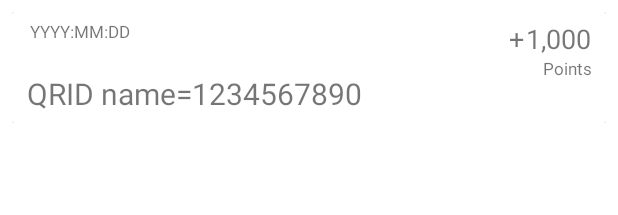
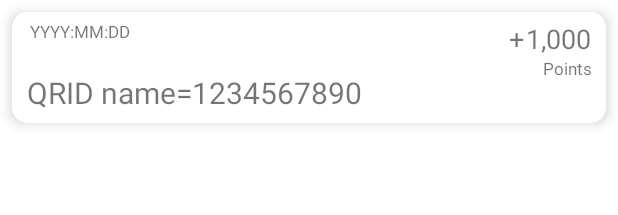
Before and after one commit to CMPUT301W23T37/sufferQR, an Android app: the layout activity_scan_history_context.xml on its own in the app's theme, with its tools: preview values and no code run, on a phone screen of 412 x 824 dp. Shown: the top 215 px of the screen. Run offline under Robolectric (Android 15) with nearby library versions, the phone set to English and light mode, and no system bars.

Commit message:
small elevction on hestory

```diff
--- a/app/src/main/java/com/example/sufferqr/QRDetailActivity.java
+++ b/app/src/main/java/com/example/sufferqr/QRDetailActivity.java
@@ -103,7 +103,7 @@ public class QRDetailActivity extends AppCompatActivity implements QRDetailLocat
     private FirebaseFirestore db;
 
     private HashMap <String,Object> data; // data that sent to collection
-    String mode,userName,QRname,QRstring; // remember some of the name setiings
+    String mode,userName,QRname,QRstring,OrginalName; // remember some of the name setiings
 
     Uri imageUri,surroundsUri; // at new mode, record local image location
 
@@ -263,6 +263,7 @@ public class QRDetailActivity extends AppCompatActivity implements QRDetailLocat
 
                         button = findViewById(R.id.qr_detail_general_elevatedButton);
                         name.setText((String)document.get("QRname"));
+                        OrginalName=(String)document.get("QRname");
                         Object pt = document.get("points");
                         points.setText(String.valueOf(pt));
                         textView.setText((String)document.get("date"));
--- a/app/src/main/java/com/example/sufferqr/ui/main/QRDetailGeneralFragment.java
+++ b/app/src/main/java/com/example/sufferqr/ui/main/QRDetailGeneralFragment.java
@@ -113,7 +113,10 @@ public class QRDetailGeneralFragment extends Fragment{
             listener.onGeneralUpdate(" ",myDate);
 
             name.setEnabled(true);
-        } else {
+        } else if (Objects.equals(mode, "modified")) {
+            name.setEnabled(true);
+        }
+        {
             name.setEnabled(false);
         }
         // when type changes sync to mainpage
--- a/app/src/main/res/layout/activity_scan_history_context.xml
+++ b/app/src/main/res/layout/activity_scan_history_context.xml
@@ -4,11 +4,18 @@
     xmlns:tools="http://schemas.android.com/tools"
     android:layout_width="match_parent"
     android:layout_height="90sp"
-    android:padding="8sp">
+    >
 
     <androidx.cardview.widget.CardView
         android:layout_width="match_parent"
         android:layout_height="match_parent"
+        app:cardElevation="5sp"
+        app:cardMaxElevation="10sp"
+        app:cardCornerRadius="10sp"
+        android:layout_marginBottom="8sp"
+        android:layout_marginTop="8sp"
+        android:layout_marginStart="8sp"
+        android:layout_marginEnd="8sp"
         >
 
         <androidx.constraintlayout.widget.ConstraintLayout
@@ -21,8 +28,9 @@
                 android:layout_height="30sp"
                 android:text="QRID name=1234567890"
                 android:textSize="20sp"
+                android:gravity="center_vertical"
                 android:layout_marginStart="10sp"
-                android:layout_marginBottom="3sp"
+                android:layout_marginBottom="5sp"
                 app:layout_constraintStart_toStartOf="parent"
                 app:layout_constraintBottom_toBottomOf="parent" />
 
```
